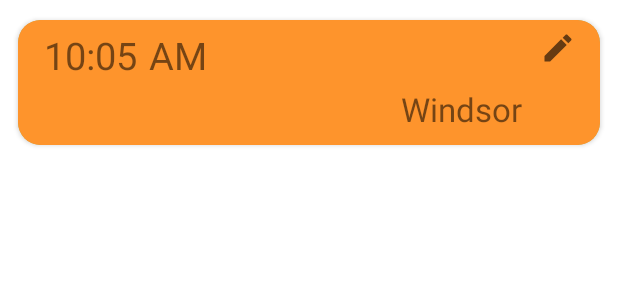
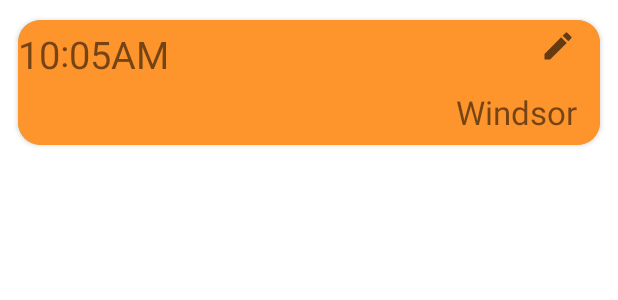
Before and after one commit to kyash108/WeatherChekk, an Android app: the layout fragment_remind.xml on its own in the app's theme, with its tools: preview values and no code run, on a phone screen of 412 x 824 dp. Shown: the top 300 px of the screen. Run offline under Robolectric (Android 15) with nearby library versions, the phone set to English and light mode, and no system bars.

Commit message:
Created form to add a reminder and also made the option to delete the reminder. Working on update reminder now and how to get AM-PM from timepicker

```diff
--- a/app/src/main/res/layout/fragment_remind.xml
+++ b/app/src/main/res/layout/fragment_remind.xml
@@ -22,78 +22,66 @@
             android:id="@+id/hour"
             android:layout_width="wrap_content"
             android:layout_height="wrap_content"
+            android:layout_marginTop="5dp"
             android:text="10"
             android:textSize="25dp"
-            app:layout_constraintBottom_toBottomOf="parent"
-            app:layout_constraintEnd_toEndOf="parent"
-            app:layout_constraintHorizontal_bias="0.048"
             app:layout_constraintStart_toStartOf="parent"
-            app:layout_constraintTop_toTopOf="parent"
-            app:layout_constraintVertical_bias="0.125" />
+            app:layout_constraintTop_toTopOf="parent" />
+
+        <TextView
+            android:id="@+id/am"
+            android:layout_width="wrap_content"
+            android:layout_height="wrap_content"
+            android:layout_marginTop="5dp"
+            android:text="AM"
+            android:textSize="25dp"
+            app:layout_constraintStart_toEndOf="@+id/minute"
+            app:layout_constraintTop_toTopOf="parent" />
+
+        <TextView
+            android:id="@+id/minute"
+            android:layout_width="wrap_content"
+            android:layout_height="wrap_content"
+            android:layout_marginTop="5dp"
+            android:text="05"
+            android:textSize="25dp"
+            app:layout_constraintStart_toEndOf="@+id/dot"
+            app:layout_constraintTop_toTopOf="parent" />
 
         <TextView
             android:id="@+id/dot"
             android:layout_width="wrap_content"
             android:layout_height="wrap_content"
+            android:layout_marginTop="4dp"
+            android:layout_marginBottom="45dp"
             android:text=":"
             android:textSize="25dp"
             app:layout_constraintBottom_toBottomOf="parent"
-            app:layout_constraintEnd_toEndOf="parent"
-            app:layout_constraintHorizontal_bias="0.0"
             app:layout_constraintStart_toEndOf="@+id/hour"
-            app:layout_constraintTop_toTopOf="parent"
-            app:layout_constraintVertical_bias="0.125" />
-
-        <TextView
-            android:id="@+id/minute"
-            android:layout_width="wrap_content"
-            android:layout_height="wrap_content"
-            android:text="05"
-            android:textSize="25dp"
-            app:layout_constraintBottom_toBottomOf="parent"
-            app:layout_constraintEnd_toEndOf="parent"
-            app:layout_constraintHorizontal_bias="0.0"
-            app:layout_constraintStart_toEndOf="@+id/dot"
-            app:layout_constraintTop_toTopOf="parent"
-            app:layout_constraintVertical_bias="0.125" />
-
-        <TextView
-            android:id="@+id/am"
-            android:layout_width="wrap_content"
-            android:layout_height="wrap_content"
-            android:text="AM"
-            android:textSize="25dp"
-            app:layout_constraintBottom_toBottomOf="parent"
-            app:layout_constraintEnd_toEndOf="parent"
-            app:layout_constraintHorizontal_bias="0.029"
-            app:layout_constraintStart_toEndOf="@+id/minute"
-            app:layout_constraintTop_toTopOf="parent"
-            app:layout_constraintVertical_bias="0.121" />
+            app:layout_constraintTop_toTopOf="parent" />
 
         <TextView
             android:id="@+id/city"
             android:layout_width="wrap_content"
             android:layout_height="wrap_content"
-            android:layout_marginTop="4dp"
+            android:layout_marginStart="292dp"
+            android:layout_marginTop="17dp"
+            android:layout_marginEnd="16dp"
             android:text="Windsor"
             android:textSize="22sp"
             app:layout_constraintEnd_toEndOf="parent"
-            app:layout_constraintHorizontal_bias="0.831"
             app:layout_constraintStart_toStartOf="parent"
-            app:layout_constraintTop_toBottomOf="@+id/hour" />
+            app:layout_constraintTop_toBottomOf="@+id/edit" />
 
         <ImageView
             android:id="@+id/edit"
             android:layout_width="wrap_content"
             android:layout_height="wrap_content"
-            android:layout_marginBottom="14dp"
+            android:layout_marginTop="5dp"
+            android:layout_marginEnd="16dp"
             android:src="@drawable/ic_baseline_edit_24"
-            app:layout_constraintBottom_toTopOf="@+id/city"
             app:layout_constraintEnd_toEndOf="parent"
-            app:layout_constraintHorizontal_bias="0.933"
-            app:layout_constraintStart_toEndOf="@+id/am"
-            app:layout_constraintTop_toTopOf="parent"
-            app:layout_constraintVertical_bias="1.0" />
+            app:layout_constraintTop_toTopOf="parent" />
 
     </androidx.constraintlayout.widget.ConstraintLayout>
 
```
Also changed, not shown: app/src/main/java/com/example/weatherchekk/createUpdate.java (deleted, +0 -64 lines), app/src/main/java/com/example/weatherchekk/createupdates.java (added, +86 -0 lines), app/src/main/java/com/example/weatherchekk/pojo/ReminderDatabase.java (+9 -5 lines), app/src/main/java/com/example/weatherchekk/pojo/reminds.java (+23 -20 lines), app/src/main/java/com/example/weatherchekk/remindAdapter.java (+35 -2 lines), app/src/main/java/com/example/weatherchekk/reminder.java (+13 -15 lines), app/src/main/res/navigation/mobile_navigation.xml (+10 -1 lines), app/src/main/res/layout/fragment_createupdates.xml (renamed from app/src/main/res/layout/fragment_create_update.xml).
